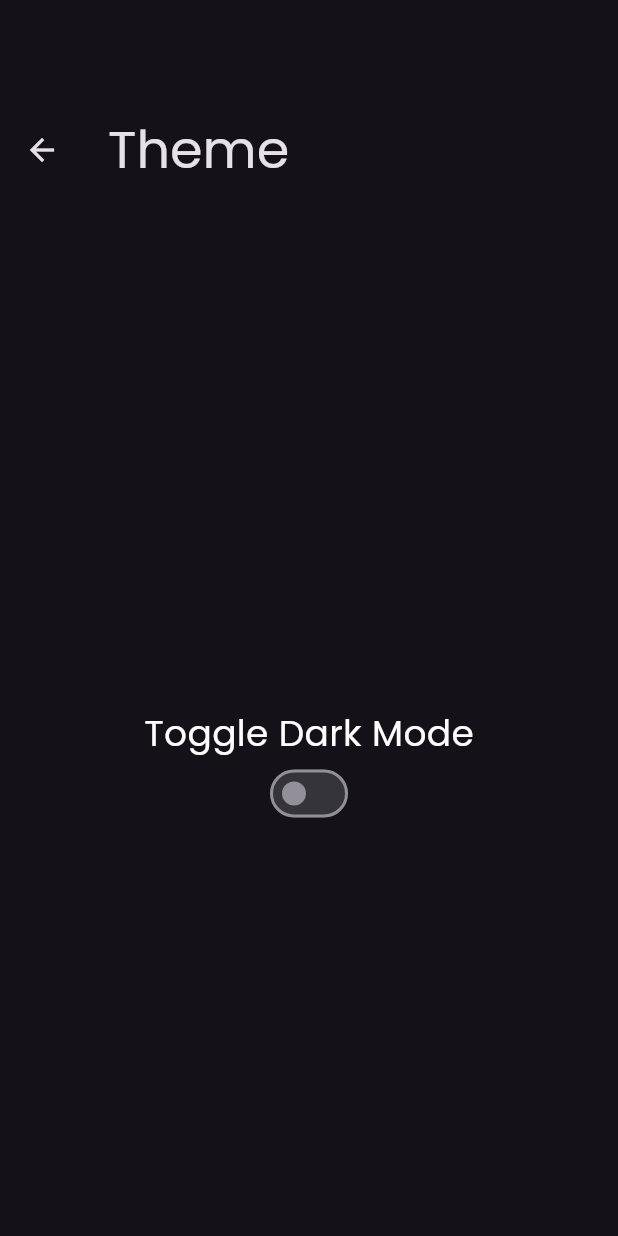
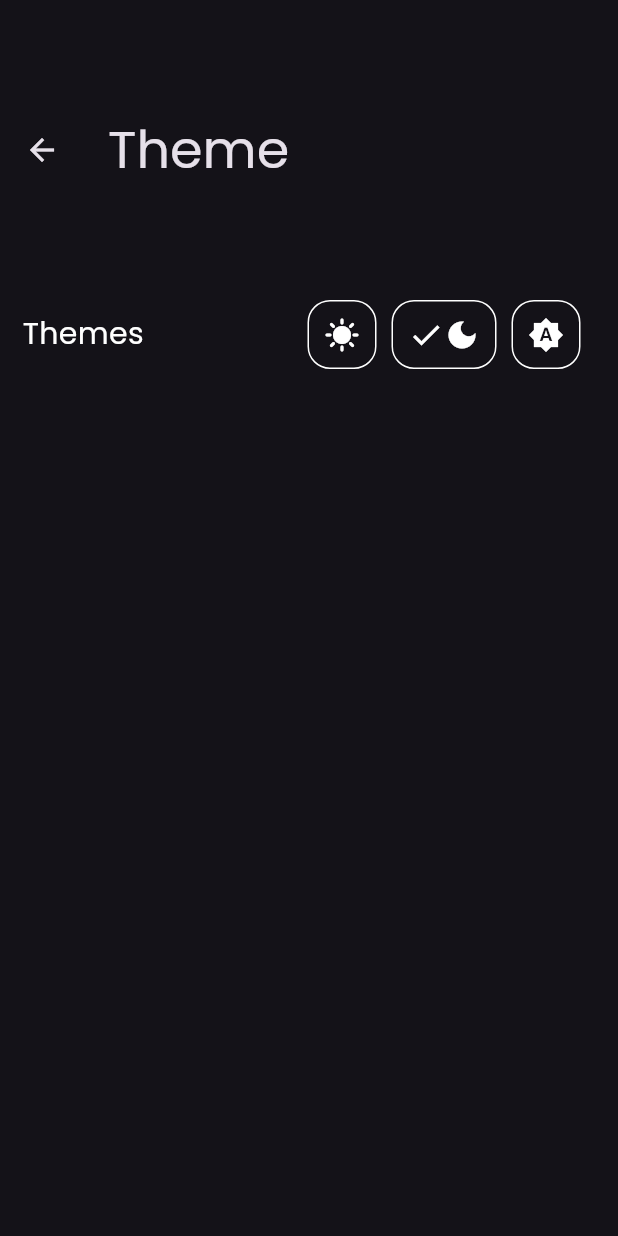
Before and after one commit to seasmoffi-gif/AnimeciX-app, a Flutter app: the SettingsScreen screen opened directly, after a tap on "Theme", on a phone screen of 412 x 824 dp. Run offline on Flutter 3.47's test engine with Material 3 defaults, Android fonts, the phone set to English and light mode, and no system bars; our stand-ins replace better_player, crystal_navigation_bar, google_fonts, hive, hive_flutter, shimmer; accounts and stored records are empty; network calls fail.

Commit message:
Theme Screen Update

```diff
--- a/lib/main.dart
+++ b/lib/main.dart
@@ -33,6 +33,7 @@ class _MainAppState extends State<MainApp> {
     SettingsScreen(),
     HomeScreen(),
     SearchScreen(),
+
   ];
 
   @override
@@ -113,6 +114,11 @@ class _MainAppState extends State<MainApp> {
               unselectedIcon: Icons.search,
               selectedColor: Colors.pink,
             ),
+            CrystalNavigationBarItem(
+              icon: Icons.bookmark,
+              unselectedIcon: Icons.bookmark,
+              selectedColor: Colors.pink,
+            ),
           ],
         ),
       ),
--- a/lib/screens/settings/theme_screen.dart
+++ b/lib/screens/settings/theme_screen.dart
@@ -9,29 +9,60 @@ class ThemeScreen extends StatefulWidget {
 
 class _ThemeScreenState extends State<ThemeScreen> {
   bool _isDarkMode = false; // Default to false, i.e., light mode
+  String? _selectedTheme = 'Dark';
+  final List<Map<String, dynamic>> _themeOptions = [
+    {'icon': Icons.sunny, 'label': 'Light'},
+    {'icon': Icons.dark_mode, 'label': 'Dark'},
+    {'icon': Icons.brightness_auto, 'label': 'Auto'}
+  ];
 
   @override
   Widget build(BuildContext context) {
+    // Icon and label for each theme mode
+
     return Scaffold(
       appBar: AppBar(
         title: const Text("Theme", style: TextStyle(fontSize: 35)),
         toolbarHeight: 200,
       ),
-      body: Center(
+      body: Padding(
+        padding: const EdgeInsets.symmetric(horizontal: 15.0),
         child: Column(
-          mainAxisAlignment: MainAxisAlignment.center,
+          crossAxisAlignment: CrossAxisAlignment.start,
           children: [
-            const Text(
-              'Toggle Dark Mode',
-              style: TextStyle(fontSize: 24),
-            ),
-            Switch(
-              value: _isDarkMode,
-              onChanged: (bool value) {
-                setState(() {
-                  _isDarkMode = value; // Toggle the value of the switch
-                });
-              },
+            Row(
+              children: [
+                const Text(
+                  "Themes",
+                  style: TextStyle(fontSize: 20),
+                ),
+                const Spacer(),
+                // Theme mode options using ListView
+                ..._themeOptions.map((option) => GestureDetector(
+                      onTap: () {
+                        setState(() {
+                          _selectedTheme = option['label'];
+                        });
+                      },
+                      child: Padding(
+                        padding: const EdgeInsets.only(right: 10),
+                        child: Container(
+                          padding: const EdgeInsets.all(10),
+                          decoration: BoxDecoration(
+                            border: Border.all(color: Colors.white),
+                            borderRadius: BorderRadius.circular(15),
+                          ),
+                          child: Row(
+                            children: [
+                              if (_selectedTheme == option['label'])
+                                Icon(Icons.check),
+                              Icon(option['icon'] as IconData)
+                            ],
+                          ),
+                        ),
+                      ),
+                    )),
+              ],
             ),
           ],
         ),
--- a/lib/screens/settings_screen.dart
+++ b/lib/screens/settings_screen.dart
@@ -28,11 +28,16 @@ class _SettingsScreenState extends State<SettingsScreen> {
             trailing: Icon(Icons.navigate_next, size: 35),
             onTap: () => Navigator.push(
               context,
-              ModalBottomSheetRoute(
-                  builder: (context) => ThemeScreen(),
-                  isScrollControlled: true),
-            ),
+            //   ModalBottomSheetRoute(
+            //       builder: (context) => ThemeScreen(),
+            //       isScrollControlled: true,
+            //       isDismissible: true,
+            //       enableDrag: true,
+            //       useSafeArea: true),
+            // ),
+            DialogRoute(context: context, builder: (context) => ThemeScreen())
           ),
+          )
         ],
       ),
     );
--- a/lib/widgets/anime_card.dart
+++ b/lib/widgets/anime_card.dart
@@ -101,7 +101,7 @@ class AnimeCard extends StatelessWidget {
                     textAlign: TextAlign.center,
                     style: const TextStyle(
                       color: Colors.white,
-                      fontSize: 14,
+                      fontSize: 16,
                       fontWeight: FontWeight.bold,
                     ),
                   ),
--- a/lib/widgets/result_card.dart
+++ b/lib/widgets/result_card.dart
@@ -79,14 +79,14 @@ class ResultCard extends StatelessWidget {
                     borderRadius: BorderRadius.circular(15),
                     child: Image.network(
                       anime.poster,
-                      height: screenSize.width * 0.4,
+                      height: screenSize.width * 0.3,
                       width: screenSize.width * 0.25,
                       fit: BoxFit.cover,
                       loadingBuilder: (context, child, loadingProgress) {
                         if (loadingProgress == null) return child;
                         return _buildShimmerPlaceholder(
                           width: screenSize.width * 0.25,
-                          height: screenSize.width * 0.4,
+                          height: screenSize.width * 0.3,
                         );
                       },
                       errorBuilder: (context, error, stackTrace) => _buildShimmerPlaceholder(
```
Also changed, not shown: lib/screens/home_screen.dart (+6 -7 lines), lib/screens/search_screen.dart (+5 -3 lines), lib/widgets/search_bar.dart (+18 -10 lines).
